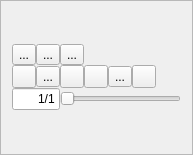
Qt form src/animatorwidget.ui (eigenbom/MQ-Sprite) before a commit.
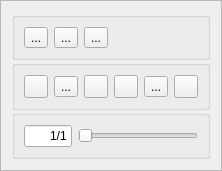
The same form after that commit. Icons and pictures are not drawn.

```diff
--- a/src/animatorwidget.ui
+++ b/src/animatorwidget.ui
@@ -6,8 +6,8 @@
    <rect>
     <x>0</x>
     <y>0</y>
-    <width>193</width>
-    <height>155</height>
+    <width>216</width>
+    <height>148</height>
    </rect>
   </property>
   <property name="windowTitle">
@@ -26,13 +26,8 @@
       <number>0</number>
      </property>
      <item>
-      <layout class="QHBoxLayout" name="horizontalLayout_3">
-       <property name="spacing">
-        <number>0</number>
-       </property>
-       <property name="bottomMargin">
-        <number>0</number>
-       </property>
+      <widget class="QGroupBox" name="">
+       <layout class="QHBoxLayout" name="horizontalLayout">
        <item>
         <widget class="QToolButton" name="toolButtonAddFrame">
          <property name="toolTip">
@@ -89,12 +84,11 @@
         </spacer>
        </item>
       </layout>
+      </widget>
      </item>
      <item>
+      <widget class="QGroupBox" name="">
       <layout class="QHBoxLayout" name="horizontalLayout_2">
-       <property name="spacing">
-        <number>0</number>
-       </property>
        <item>
         <widget class="QToolButton" name="toolButtonFirstFrame">
          <property name="toolTip">
@@ -196,12 +190,11 @@
         </spacer>
        </item>
       </layout>
+      </widget>
      </item>
      <item>
-      <layout class="QHBoxLayout" name="horizontalLayout_5">
-       <property name="bottomMargin">
-        <number>0</number>
-       </property>
+      <widget class="QGroupBox" name="">
+       <layout class="QHBoxLayout" name="horizontalLayout_3">
        <item>
         <widget class="QLineEdit" name="lineEditFrameNumber">
          <property name="enabled">
@@ -259,6 +252,7 @@
         </widget>
        </item>
       </layout>
+      </widget>
      </item>
     </layout>
    </item>
```
Lines whose indentation alone changed are shown as unchanged.
